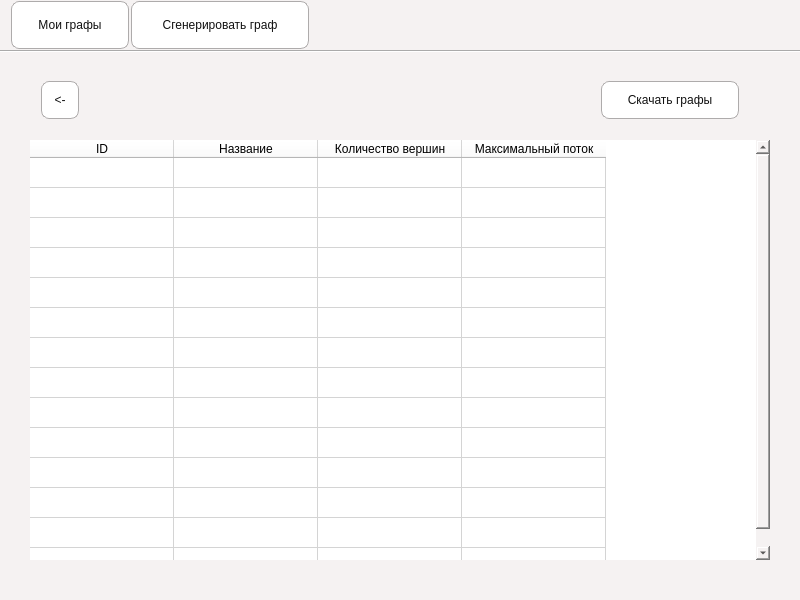
Above: ui/base_ui/mainWindow.ui from Ya-Varvara/Graph_generation before the change. Below: the same form after it.
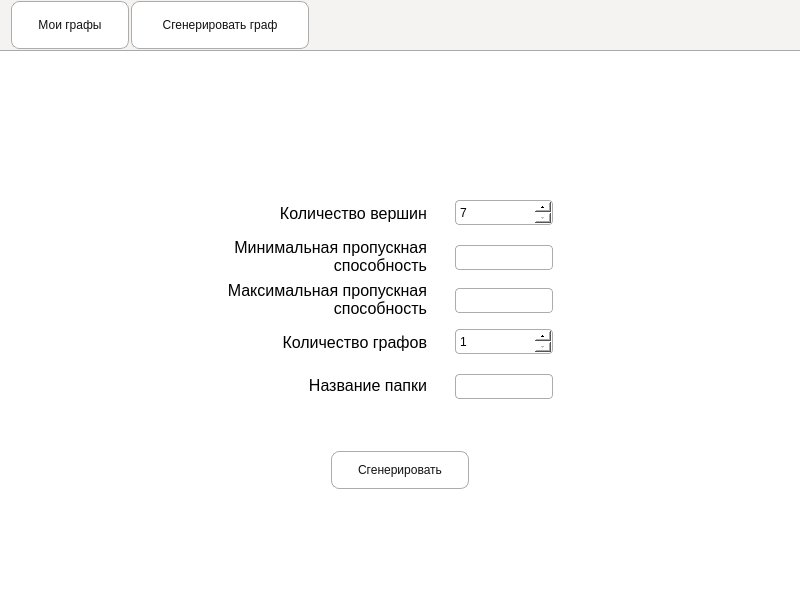
That is the form after the change.

```diff
--- a/ui/base_ui/mainWindow.ui
+++ b/ui/base_ui/mainWindow.ui
@@ -266,7 +266,7 @@
       <height>221</height>
      </rect>
     </property>
-    <layout class="QGridLayout" name="gridLayout" rowstretch="0,0,0,0">
+    <layout class="QGridLayout" name="gridLayout" rowstretch="0,0,0,0,0">
      <property name="sizeConstraint">
       <enum>QLayout::SetNoConstraint</enum>
      </property>
@@ -326,7 +326,7 @@
        </property>
        <property name="minimumSize">
         <size>
-         <width>70</width>
+         <width>100</width>
          <height>27</height>
         </size>
        </property>
@@ -338,49 +338,6 @@
        </property>
       </widget>
      </item>
-     <item row="1" column="0">
-      <widget class="QLabel" name="label_min_troughput">
-       <property name="sizePolicy">
-        <sizepolicy hsizetype="Fixed" vsizetype="Fixed">
-         <horstretch>0</horstretch>
-         <verstretch>0</verstretch>
-        </sizepolicy>
-       </property>
-       <property name="minimumSize">
-        <size>
-         <width>220</width>
-         <height>40</height>
-        </size>
-       </property>
-       <property name="maximumSize">
-        <size>
-         <width>220</width>
-         <height>40</height>
-        </size>
-       </property>
-       <property name="font">
-        <font>
-         <family>MS Shell Dlg 2</family>
-         <pointsize>12</pointsize>
-        </font>
-       </property>
-       <property name="layoutDirection">
-        <enum>Qt::LeftToRight</enum>
-       </property>
-       <property name="text">
-        <string>Минимальная пропускная способность</string>
-       </property>
-       <property name="alignment">
-        <set>Qt::AlignRight|Qt::AlignTrailing|Qt::AlignVCenter</set>
-       </property>
-       <property name="wordWrap">
-        <bool>true</bool>
-       </property>
-       <property name="margin">
-        <number>3</number>
-       </property>
-      </widget>
-     </item>
      <item row="3" column="0">
       <widget class="QLabel" name="label_graph_num">
        <property name="sizePolicy">
@@ -424,30 +381,8 @@
        </property>
       </widget>
      </item>
-     <item row="0" column="1">
-      <widget class="QSpinBox" name="nodes_num">
-       <property name="sizePolicy">
-        <sizepolicy hsizetype="Fixed" vsizetype="Fixed">
-         <horstretch>0</horstretch>
-         <verstretch>0</verstretch>
-        </sizepolicy>
-       </property>
-       <property name="minimumSize">
-        <size>
-         <width>70</width>
-         <height>27</height>
-        </size>
-       </property>
-       <property name="minimum">
-        <number>7</number>
-       </property>
-       <property name="maximum">
-        <number>15</number>
-       </property>
-      </widget>
-     </item>
-     <item row="2" column="0">
-      <widget class="QLabel" name="label_max_throughput">
+     <item row="1" column="0">
+      <widget class="QLabel" name="label_min_troughput">
        <property name="sizePolicy">
         <sizepolicy hsizetype="Fixed" vsizetype="Fixed">
          <horstretch>0</horstretch>
@@ -476,7 +411,7 @@
         <enum>Qt::LeftToRight</enum>
        </property>
        <property name="text">
-        <string>Максимальная пропускная способность</string>
+        <string>Минимальная пропускная способность</string>
        </property>
        <property name="alignment">
         <set>Qt::AlignRight|Qt::AlignTrailing|Qt::AlignVCenter</set>
@@ -499,7 +434,7 @@
        </property>
        <property name="minimumSize">
         <size>
-         <width>70</width>
+         <width>100</width>
          <height>27</height>
         </size>
        </property>
@@ -520,6 +455,71 @@
        </property>
       </widget>
      </item>
+     <item row="2" column="0">
+      <widget class="QLabel" name="label_max_throughput">
+       <property name="sizePolicy">
+        <sizepolicy hsizetype="Fixed" vsizetype="Fixed">
+         <horstretch>0</horstretch>
+         <verstretch>0</verstretch>
+        </sizepolicy>
+       </property>
+       <property name="minimumSize">
+        <size>
+         <width>220</width>
+         <height>40</height>
+        </size>
+       </property>
+       <property name="maximumSize">
+        <size>
+         <width>220</width>
+         <height>40</height>
+        </size>
+       </property>
+       <property name="font">
+        <font>
+         <family>MS Shell Dlg 2</family>
+         <pointsize>12</pointsize>
+        </font>
+       </property>
+       <property name="layoutDirection">
+        <enum>Qt::LeftToRight</enum>
+       </property>
+       <property name="text">
+        <string>Максимальная пропускная способность</string>
+       </property>
+       <property name="alignment">
+        <set>Qt::AlignRight|Qt::AlignTrailing|Qt::AlignVCenter</set>
+       </property>
+       <property name="wordWrap">
+        <bool>true</bool>
+       </property>
+       <property name="margin">
+        <number>3</number>
+       </property>
+      </widget>
+     </item>
+     <item row="0" column="1">
+      <widget class="QSpinBox" name="nodes_num">
+       <property name="sizePolicy">
+        <sizepolicy hsizetype="Fixed" vsizetype="Fixed">
+         <horstretch>0</horstretch>
+         <verstretch>0</verstretch>
+        </sizepolicy>
+       </property>
+       <property name="minimumSize">
+        <size>
+         <width>100</width>
+         <height>27</height>
+        </size>
+       </property>
+       <property name="minimum">
+        <number>7</number>
+       </property>
+       <property name="maximum">
+        <number>15</number>
+       </property>
+      </widget>
+     </item>
      <item row="2" column="1">
       <widget class="QLineEdit" name="max_troughput">
        <property name="sizePolicy">
@@ -530,7 +530,72 @@
        </property>
        <property name="minimumSize">
         <size>
-         <width>70</width>
+         <width>100</width>
+         <height>27</height>
+        </size>
+       </property>
+       <property name="maximumSize">
+        <size>
+         <width>60</width>
+         <height>23</height>
+        </size>
+       </property>
+      </widget>
+     </item>
+     <item row="4" column="0">
+      <widget class="QLabel" name="label_folder_name">
+       <property name="sizePolicy">
+        <sizepolicy hsizetype="Fixed" vsizetype="Fixed">
+         <horstretch>0</horstretch>
+         <verstretch>0</verstretch>
+        </sizepolicy>
+       </property>
+       <property name="minimumSize">
+        <size>
+         <width>220</width>
+         <height>40</height>
+        </size>
+       </property>
+       <property name="maximumSize">
+        <size>
+         <width>220</width>
+         <height>40</height>
+        </size>
+       </property>
+       <property name="font">
+        <font>
+         <family>MS Shell Dlg 2</family>
+         <pointsize>12</pointsize>
+        </font>
+       </property>
+       <property name="layoutDirection">
+        <enum>Qt::LeftToRight</enum>
+       </property>
+       <property name="text">
+        <string>Название папки</string>
+       </property>
+       <property name="alignment">
+        <set>Qt::AlignRight|Qt::AlignTrailing|Qt::AlignVCenter</set>
+       </property>
+       <property name="wordWrap">
+        <bool>true</bool>
+       </property>
+       <property name="margin">
+        <number>3</number>
+       </property>
+      </widget>
+     </item>
+     <item row="4" column="1">
+      <widget class="QLineEdit" name="folder_name">
+       <property name="sizePolicy">
+        <sizepolicy hsizetype="Fixed" vsizetype="Fixed">
+         <horstretch>0</horstretch>
+         <verstretch>0</verstretch>
+        </sizepolicy>
+       </property>
+       <property name="minimumSize">
+        <size>
+         <width>100</width>
          <height>27</height>
         </size>
        </property>
@@ -1078,6 +1143,12 @@
     </property>
    </widget>
   </widget>
+  <zorder>my_folders_btn</zorder>
+  <zorder>generation_btn</zorder>
+  <zorder>my_folders_widget</zorder>
+  <zorder>graph_widget</zorder>
+  <zorder>my_graphs_widget</zorder>
+  <zorder>generation_widget</zorder>
  </widget>
  <resources/>
  <connections/>
```
